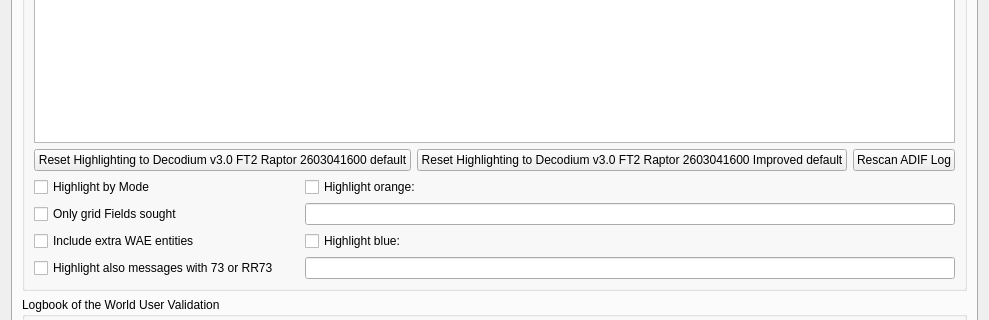
Old version of the form Configuration.ui in the repository iu8lmc/Decodium-3.0-Codename-Raptor; both pictures show x 0 to 989 and y 124 to 444 of the 989 by 716 pixel window.
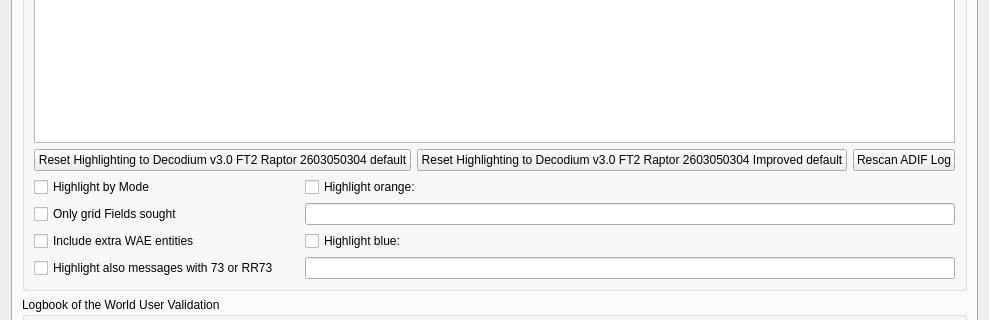
New version of the form. The open tabs and pages were chosen to show the change. Custom widgets are drawn as their Qt base class.

The edit to the form file:
```diff
--- a/Configuration.ui
+++ b/Configuration.ui
@@ -2828,14 +2828,14 @@
                <string>&lt;html&gt;&lt;head/&gt;&lt;body&gt;&lt;p&gt;Push to reset all highlight items above to default values and priorities.&lt;/p&gt;&lt;/body&gt;&lt;/html&gt;</string>
               </property>
               <property name="text">
-               <string>Reset Highlighting to Decodium v3.0 FT2 Raptor 2603041600 default</string>
+               <string>Reset Highlighting to Decodium v3.0 FT2 Raptor 2603050304 default</string>
               </property>
              </widget>
             </item>
             <item>
              <widget class="QPushButton" name="reset_highlighting_to_defaults2_push_button">
               <property name="text">
-               <string>Reset Highlighting to Decodium v3.0 FT2 Raptor 2603041600 Improved default</string>
+               <string>Reset Highlighting to Decodium v3.0 FT2 Raptor 2603050304 Improved default</string>
               </property>
              </widget>
             </item>
```
Left out of the diff: 14 changed lines with no effect on the pictures.
